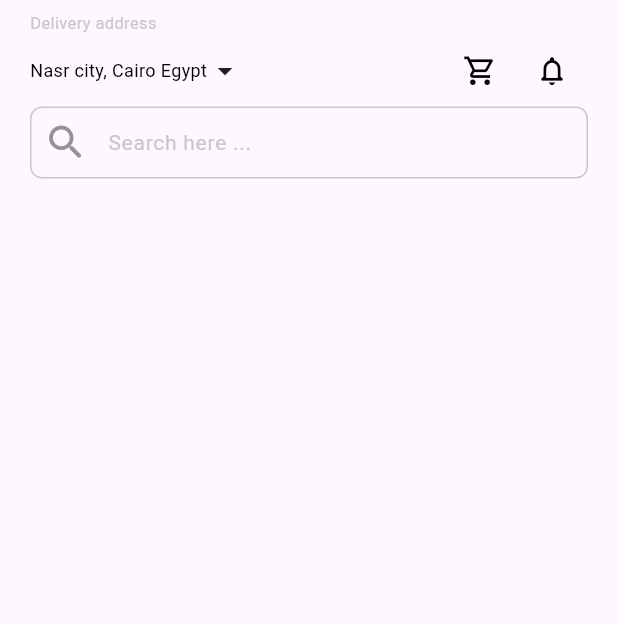
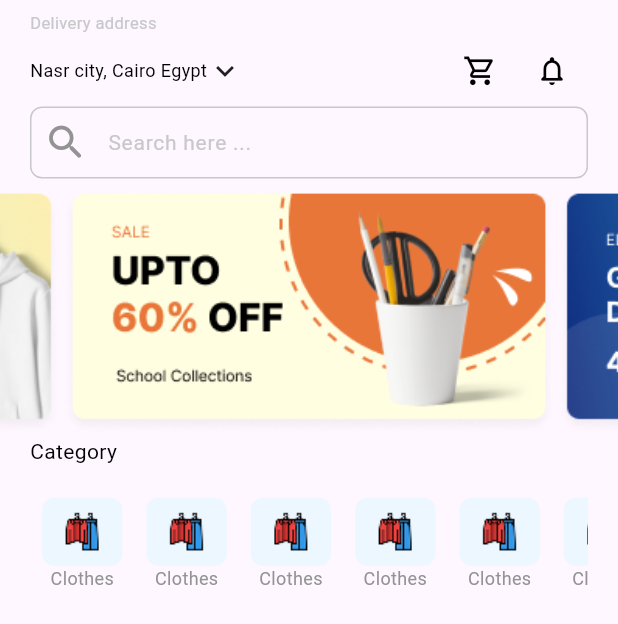
Before and after one commit to MohamedNassrr/shopy, a Flutter app: the HomeView screen opened by its route, on a phone screen of 412 x 824 dp. Shown: the top 624 px of the screen. Run offline on Flutter 3.47's test engine with Material 3 defaults, Android fonts, the phone set to English and light mode, and no system bars; drawn by our look-alikes of carousel_slider; our stand-ins replace bloc, cloud_firestore, firebase_auth, firebase_core, flutter_bloc, go_router and 1 more; accounts and stored records are empty.

Commit message:
add carousal slider and categoryList

```diff
--- a/lib/core/utils/app_router.dart
+++ b/lib/core/utils/app_router.dart
@@ -1,22 +1,26 @@
 import 'package:flutter_bloc/flutter_bloc.dart';
 import 'package:go_router/go_router.dart';
-import 'package:online_shop_app/core/utils/google_auth_services.dart';
+import 'package:online_shop_app/core/services/google_auth_services.dart';
 import 'package:online_shop_app/features/auth/presentation/controller/login_cubit/login_cubit.dart';
 import 'package:online_shop_app/features/auth/presentation/controller/register_cubit/register_cubit.dart';
 import 'package:online_shop_app/features/auth/presentation/views/forget_password_view.dart';
 import 'package:online_shop_app/features/auth/presentation/views/login_view.dart';
 import 'package:online_shop_app/features/auth/presentation/views/register_view.dart';
+import 'package:online_shop_app/features/home/presentation/controller/home_cubit/home_cubit.dart';
 import 'package:online_shop_app/features/home/presentation/views/home_view.dart';
 
 abstract class AppRouter {
-  static const kLoginView = '/';
+  static const kLoginView = '/LoginView';
   static const kRegisterView = '/RegisterView';
-  static const kHomeView = '/HomeView';
+  static const kHomeView = '/';
   static const kForgetPassView = '/ForgetPasswordView';
 
   final GoogleAuthService authService;
 
-  AppRouter(this.authService);
+
+  AppRouter(
+    this.authService,
+  );
 
   static final router = GoRouter(
     routes: [
@@ -40,8 +44,10 @@ abstract class AppRouter {
       ),
       GoRoute(
         path: kHomeView,
-        builder: (context, state) => HomeView(),
+        builder: (context, state) =>
+            BlocProvider(create: (context) => HomeCubit(), child: HomeView()),
       ),
     ],
+
   );
 }
--- a/lib/core/utils/assets_data.dart
+++ b/lib/core/utils/assets_data.dart
@@ -1,4 +1,10 @@
-abstract class AssetsData{
+abstract class AssetsData {
   static const facebookLogo = 'assets/images/facebook_icon.png';
   static const googleLogo = 'assets/images/google_icon.png';
+  static const firstBanner = 'assets/images/banner_1.png';
+  static const secondBanner = 'assets/images/banner_2.png';
+  static const thirdBanner = 'assets/images/banner_3.png';
+  static const clothesIcon = 'assets/images/clothes_icon.png';
+  static const sportIcon = 'assets/images/sports_icon.png';
+  static const electronicsIcon = 'assets/images/electronic_icon.png';
 }
--- a/lib/features/auth/presentation/controller/login_cubit/login_cubit.dart
+++ b/lib/features/auth/presentation/controller/login_cubit/login_cubit.dart
@@ -3,7 +3,7 @@ import 'dart:developer';
 import 'package:bloc/bloc.dart';
 import 'package:firebase_auth/firebase_auth.dart';
 import 'package:flutter/material.dart';
-import 'package:online_shop_app/core/utils/google_auth_services.dart';
+import 'package:online_shop_app/core/services/google_auth_services.dart';
 import 'package:online_shop_app/features/auth/presentation/controller/login_cubit/login_states.dart';
 
 class LoginCubit extends Cubit<LoginStates> {
--- a/lib/features/auth/presentation/views/widgets/register_view_body.dart
+++ b/lib/features/auth/presentation/views/widgets/register_view_body.dart
@@ -15,7 +15,7 @@ class RegisterViewBody extends StatelessWidget {
     return BlocConsumer<RegisterCubit, RegisterStates>(
       listener: (context, state) {
         if (state is RegisterUserCreateSuccessStates) {
-          GoRouter.of(context).pushReplacement(AppRouter.kHomeView);
+          GoRouter.of(context).pushReplacement(AppRouter.kLoginView);
         }
       },
       builder: (context, state) {
--- /dev/null
+++ b/lib/features/home/presentation/controller/home_cubit/home_cubit.dart
@@ -0,0 +1,13 @@
+import 'package:bloc/bloc.dart';
+import 'package:online_shop_app/core/utils/assets_data.dart';
+import 'package:online_shop_app/features/home/presentation/controller/home_cubit/home_states.dart';
+
+class HomeCubit extends Cubit<HomeStates> {
+  HomeCubit() : super(HomeInitialStates());
+
+  List<String> banners = [
+    AssetsData.firstBanner,
+    AssetsData.secondBanner,
+    AssetsData.thirdBanner,
+  ];
+}
--- /dev/null
+++ b/lib/features/home/presentation/controller/home_cubit/home_states.dart
@@ -0,0 +1,13 @@
+abstract class HomeStates {}
+
+class HomeInitialStates extends HomeStates {}
+
+class HomeLoadingStates extends HomeStates {}
+
+class HomeSuccessStates extends HomeStates {}
+
+class HomeFailureStates extends HomeStates {
+  final String error;
+
+  HomeFailureStates(this.error);
+}
--- /dev/null
+++ b/lib/features/home/presentation/views/widgets/category_list_view.dart
@@ -0,0 +1,57 @@
+import 'package:flutter/material.dart';
+import 'package:online_shop_app/core/styles/texts_styles.dart';
+import 'package:online_shop_app/core/utils/assets_data.dart';
+
+class CategoryListView extends StatelessWidget {
+  const CategoryListView({super.key});
+
+  @override
+  Widget build(BuildContext context) {
+    return Padding(
+      padding: const EdgeInsets.symmetric(horizontal: 20),
+      child: Column(
+        crossAxisAlignment: CrossAxisAlignment.start,
+        children: [
+          Text(
+            'Category',
+            style: TextsStyles.textStyle14,
+          ),
+          SizedBox(
+            height: 13,
+          ),
+          SizedBox(
+            height: 200,
+            child: ListView.builder(
+              scrollDirection: Axis.horizontal,
+              itemCount: 20,
+              shrinkWrap: true,
+              itemBuilder: (context, index) => Padding(
+                padding: const EdgeInsets.all(8.0),
+                child: Column(
+                  children: [
+                    Container(
+                      height: MediaQuery.of(context).size.height * .055,
+                      width: MediaQuery.of(context).size.width * .13,
+                      decoration: BoxDecoration(
+                          color: Color(0xffEDF7FF),
+                          borderRadius: BorderRadius.circular(8)),
+                      child: Image.asset(
+                        AssetsData.clothesIcon,
+                      ),
+                    ),
+                    Text(
+                      'Clothes',
+                      style: TextsStyles.textStyle12.copyWith(
+                        color: Color(0xff939393),
+                      ),
+                    ),
+                  ],
+                ),
+              ),
+            ),
+          ),
+        ],
+      ),
+    );
+  }
+}
--- /dev/null
+++ b/lib/features/home/presentation/views/widgets/custom_app_bar.dart
@@ -0,0 +1,59 @@
+import 'package:flutter/material.dart';
+import 'package:online_shop_app/core/styles/texts_styles.dart';
+import 'package:online_shop_app/features/home/presentation/views/widgets/custom_text_field.dart';
+
+class CustomAppBar extends StatelessWidget {
+  const CustomAppBar({super.key});
+
+  @override
+  Widget build(BuildContext context) {
+    return Padding(
+      padding: const EdgeInsets.symmetric(horizontal: 20),
+      child: Column(
+        crossAxisAlignment: CrossAxisAlignment.start,
+        children: [
+          Text(
+            'Delivery address',
+            style: TextsStyles.textStyle11,
+          ),
+          Row(
+            children: [
+              InkWell(
+                  onTap: () {},
+                  child: Row(
+                    children: [
+                      Text(
+                        'Nasr city, Cairo Egypt',
+                        style: TextsStyles.textStyle12,
+                      ),
+                      Icon(
+                        Icons.keyboard_arrow_down_outlined,
+                      ),
+                    ],
+                  )),
+              Spacer(),
+              IconButton(
+                onPressed: () {},
+                icon: Icon(
+                  Icons.shopping_cart_outlined,
+                  color: Colors.black,
+                  size: 23,
+                ),
+              ),
+              IconButton(
+                onPressed: () {},
+                icon: Icon(
+                  Icons.notifications_none_rounded,
+                  color: Colors.black,
+                  size: 23,
+                ),
+              ),
+            ],
+          ),
+          CustomTextField(),
+          SizedBox(height: 7),
+        ],
+      ),
+    );
+  }
+}
--- a/lib/features/home/presentation/views/widgets/home_view_body.dart
+++ b/lib/features/home/presentation/views/widgets/home_view_body.dart
@@ -1,62 +1,32 @@
 import 'package:flutter/material.dart';
-import 'package:online_shop_app/core/styles/texts_styles.dart';
-import 'package:online_shop_app/features/home/presentation/views/widgets/custom_text_field.dart';
+import 'package:flutter_bloc/flutter_bloc.dart';
+import 'package:online_shop_app/features/home/presentation/controller/home_cubit/home_cubit.dart';
+import 'package:online_shop_app/features/home/presentation/controller/home_cubit/home_states.dart';
+import 'package:online_shop_app/features/home/presentation/views/widgets/category_list_view.dart';
+import 'package:online_shop_app/features/home/presentation/views/widgets/custom_app_bar.dart';
+import 'package:online_shop_app/features/home/presentation/views/widgets/my_carousal_slider.dart';
 
 class HomeViewBody extends StatelessWidget {
   const HomeViewBody({super.key});
 
   @override
   Widget build(BuildContext context) {
-    return Padding(
-      padding: const EdgeInsets.symmetric(
-        horizontal: 20,
-        vertical: 7,
-      ),
-      child: Column(
-        crossAxisAlignment: CrossAxisAlignment.start,
-        children: [
-          Text(
-            'Delivery address',
-            style: TextsStyles.textStyle11,
+    return BlocBuilder<HomeCubit, HomeStates>(
+      builder: (context, state) {
+        return Padding(
+          padding: const EdgeInsets.symmetric(
+            vertical: 7,
           ),
-          Row(
+          child: Column(
+            crossAxisAlignment: CrossAxisAlignment.start,
             children: [
-              InkWell(
-                  onTap: () {},
-                  child: Row(
-                    children: [
-                      Text(
-                        'Nasr city, Cairo Egypt',
-                        style: TextsStyles.textStyle12,
-                      ),
-                      Icon(
-                        Icons.arrow_drop_down,
-                      ),
-                    ],
-                  )),
-              Spacer(),
-              IconButton(
-                onPressed: () {},
-                icon: Icon(
-                  Icons.shopping_cart_outlined,
-                  color: Colors.black,
-                  size: 23,
-                ),
-              ),
-              IconButton(
-                onPressed: () {},
-                icon: Icon(
-                  Icons.notifications_none_rounded,
-                  color: Colors.black,
-                  size: 23,
-                ),
-              ),
+              CustomAppBar(),
+              MyCarousalSlider(),
+              CategoryListView(),
             ],
           ),
-          CustomTextField(),
-
-        ],
-      ),
+        );
+      },
     );
   }
 }
--- /dev/null
+++ b/lib/features/home/presentation/views/widgets/my_carousal_slider.dart
@@ -0,0 +1,31 @@
+import 'package:carousel_slider/carousel_slider.dart';
+import 'package:flutter/material.dart';
+import 'package:flutter_bloc/flutter_bloc.dart';
+import 'package:online_shop_app/features/home/presentation/controller/home_cubit/home_cubit.dart';
+
+class MyCarousalSlider extends StatelessWidget {
+  const MyCarousalSlider({super.key});
+
+  @override
+  Widget build(BuildContext context) {
+    var cubit = BlocProvider.of<HomeCubit>(context);
+    return CarouselSlider.builder(
+      itemCount: cubit.banners.length,
+      itemBuilder: (context, index, realIndex) {
+        return Image.asset(
+          cubit.banners[index],
+          fit: BoxFit.fill,
+        );
+      },
+      options: CarouselOptions(
+        enableInfiniteScroll: true,
+        autoPlay: true,
+        autoPlayInterval: Duration(seconds: 5),
+        autoPlayAnimationDuration: Duration(seconds: 2),
+        autoPlayCurve: Curves.easeInOutCirc,
+        scrollDirection: Axis.horizontal,
+        height: MediaQuery.of(context).size.height * 0.2,
+      ),
+    );
+  }
+}
--- a/lib/main.dart
+++ b/lib/main.dart
@@ -29,7 +29,6 @@ class MyApp extends StatelessWidget {
     return MaterialApp.router(
       debugShowCheckedModeBanner: false,
       routerConfig: AppRouter.router,
-
     );
   }
 }
--- a/pubspec.yaml
+++ b/pubspec.yaml
@@ -42,6 +42,7 @@ dependencies:
   go_router: ^14.8.0
   google_sign_in: ^6.2.2
   carousel_slider: ^5.0.0
+  shared_preferences: ^2.5.2
 
 dev_dependencies:
   flutter_test:
```
Also changed, not shown: assets/images/banner_1.png (renamed from assets/images/banner 1.png), assets/images/banner_2.png (renamed from assets/images/banner 2.png), assets/images/banner_3.png (renamed from assets/images/banner 3.png), assets/images/clothes_icon.png (added), assets/images/electronic_icon.png (added), assets/images/sports_icon.png (added), lib/core/services/google_auth_services.dart (renamed from lib/core/utils/google_auth_services.dart), pubspec.lock, 5 other files.
